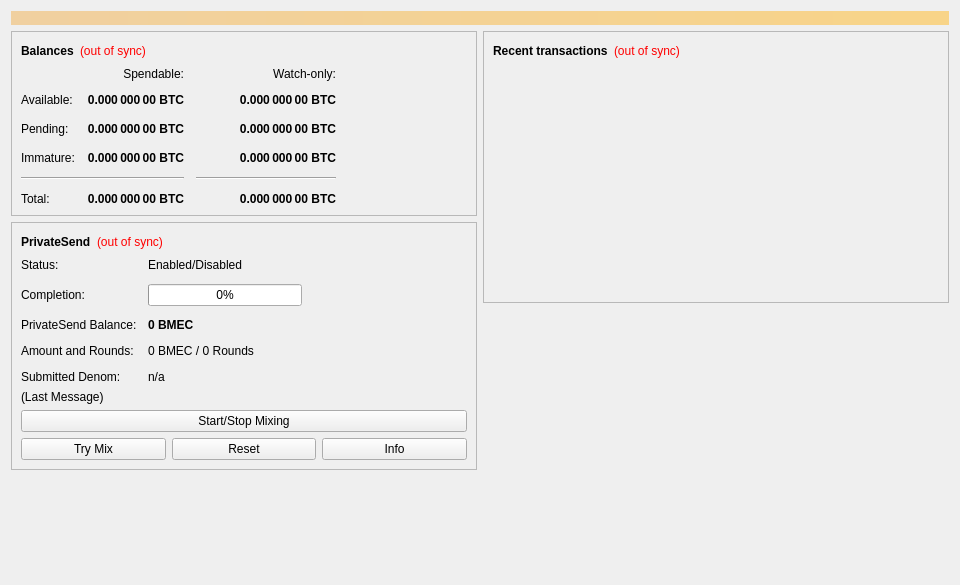
This is src/qt/forms/overviewpage.ui in tocacyy/BitmexCoin as Qt 5 draws it before an edit. The edited form follows.
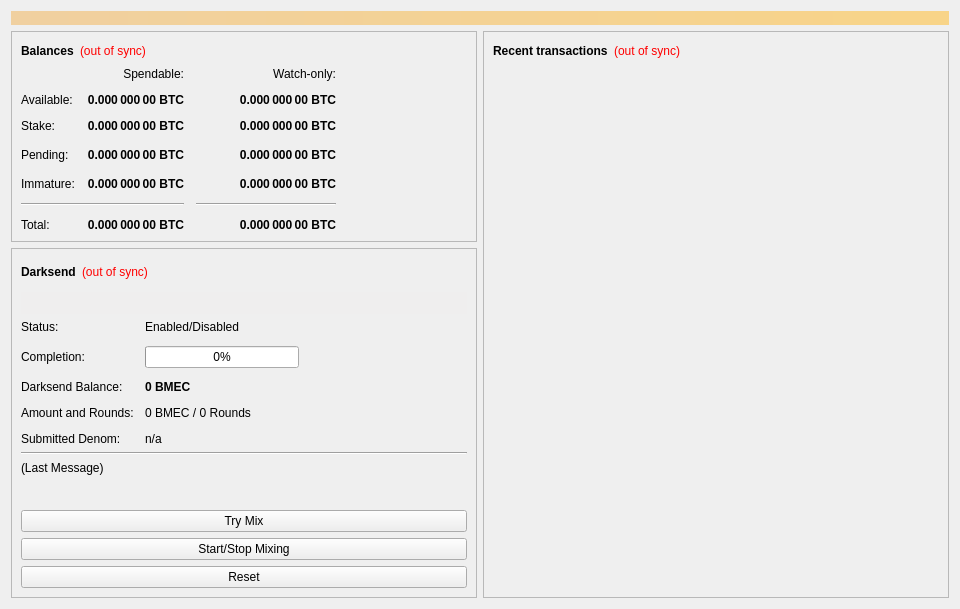
This is the edited form.

What changed in the file:
```diff
--- a/src/qt/forms/overviewpage.ui
+++ b/src/qt/forms/overviewpage.ui
@@ -7,7 +7,7 @@
     <x>0</x>
     <y>0</y>
     <width>960</width>
-    <height>585</height>
+    <height>594</height>
    </rect>
   </property>
   <property name="minimumSize">
@@ -100,7 +100,7 @@
             <property name="spacing">
              <number>12</number>
             </property>
-            <item row="2" column="2">
+            <item row="3" column="2">
              <widget class="QLabel" name="labelWatchPending">
               <property name="font">
                <font>
@@ -125,7 +125,7 @@
               </property>
              </widget>
             </item>
-            <item row="2" column="1">
+            <item row="3" column="1">
              <widget class="QLabel" name="labelUnconfirmed">
               <property name="font">
                <font>
@@ -150,7 +150,7 @@
               </property>
              </widget>
             </item>
-            <item row="3" column="2">
+            <item row="4" column="2">
              <widget class="QLabel" name="labelWatchImmature">
               <property name="font">
                <font>
@@ -175,14 +175,14 @@
               </property>
              </widget>
             </item>
-            <item row="4" column="0" colspan="2">
+            <item row="5" column="0" colspan="2">
              <widget class="Line" name="lineSpendableBalance">
               <property name="orientation">
                <enum>Qt::Horizontal</enum>
               </property>
              </widget>
             </item>
-            <item row="4" column="2">
+            <item row="5" column="2">
              <widget class="Line" name="lineWatchBalance">
               <property name="sizePolicy">
                <sizepolicy hsizetype="Preferred" vsizetype="Fixed">
@@ -201,14 +201,14 @@
               </property>
              </widget>
             </item>
-            <item row="5" column="0">
+            <item row="6" column="0">
              <widget class="QLabel" name="labelTotalText">
               <property name="text">
                <string>Total:</string>
               </property>
              </widget>
             </item>
-            <item row="3" column="1">
+            <item row="4" column="1">
              <widget class="QLabel" name="labelImmature">
               <property name="font">
                <font>
@@ -233,7 +233,7 @@
               </property>
              </widget>
             </item>
-            <item row="2" column="3">
+            <item row="3" column="3">
              <spacer name="horizontalSpacer_2">
               <property name="orientation">
                <enum>Qt::Horizontal</enum>
@@ -246,14 +246,14 @@
               </property>
              </spacer>
             </item>
-            <item row="3" column="0">
+            <item row="4" column="0">
              <widget class="QLabel" name="labelImmatureText">
               <property name="text">
                <string>Immature:</string>
               </property>
              </widget>
             </item>
-            <item row="5" column="1">
+            <item row="6" column="1">
              <widget class="QLabel" name="labelTotal">
               <property name="font">
                <font>
@@ -278,7 +278,7 @@
               </property>
              </widget>
             </item>
-            <item row="5" column="2">
+            <item row="6" column="2">
              <widget class="QLabel" name="labelWatchTotal">
               <property name="font">
                <font>
@@ -345,6 +345,63 @@
               </property>
              </widget>
             </item>
+            <item row="2" column="0">
+             <widget class="QLabel" name="label_10">
+              <property name="text">
+               <string>Stake:</string>
+              </property>
+             </widget>
+            </item>
+            <item row="2" column="1">
+             <widget class="QLabel" name="labelStake">
+              <property name="font">
+               <font>
+                <weight>75</weight>
+                <bold>true</bold>
+               </font>
+              </property>
+              <property name="cursor">
+               <cursorShape>IBeamCursor</cursorShape>
+              </property>
+              <property name="toolTip">
+               <string>Total of coins that was staked, and do not yet count toward the current balance</string>
+              </property>
+              <property name="text">
+               <string notr="true">0.000 000 00 BTC</string>
+              </property>
+              <property name="alignment">
+               <set>Qt::AlignRight|Qt::AlignTrailing|Qt::AlignVCenter</set>
+              </property>
+              <property name="textInteractionFlags">
+               <set>Qt::LinksAccessibleByMouse|Qt::TextSelectableByKeyboard|Qt::TextSelectableByMouse</set>
+              </property>
+             </widget>
+            </item>
+            <item row="2" column="2">
+             <widget class="QLabel" name="labelWatchStake">
+              <property name="font">
+               <font>
+                <weight>75</weight>
+                <bold>true</bold>
+               </font>
+              </property>
+              <property name="cursor">
+               <cursorShape>IBeamCursor</cursorShape>
+              </property>
+              <property name="toolTip">
+               <string>Total of coins that was staked in watch-only addresses, and do not yet count toward the current watch-only balance</string>
+              </property>
+              <property name="text">
+               <string notr="true">0.000 000 00 BTC</string>
+              </property>
+              <property name="alignment">
+               <set>Qt::AlignRight|Qt::AlignTrailing|Qt::AlignVCenter</set>
+              </property>
+              <property name="textInteractionFlags">
+               <set>Qt::LinksAccessibleByMouse|Qt::TextSelectableByKeyboard|Qt::TextSelectableByMouse</set>
+              </property>
+             </widget>
+            </item>
             <item row="1" column="2">
              <widget class="QLabel" name="labelWatchAvailable">
               <property name="font">
@@ -370,7 +427,7 @@
               </property>
              </widget>
             </item>
-            <item row="2" column="0">
+            <item row="3" column="0">
              <widget class="QLabel" name="labelPendingText">
               <property name="text">
                <string>Pending:</string>
@@ -393,7 +450,19 @@
         </widget>
        </item>
        <item>
-        <widget class="QFrame" name="framePrivateSend">
+        <widget class="QFrame" name="frameDarksend">
+         <property name="sizePolicy">
+          <sizepolicy hsizetype="Expanding" vsizetype="Expanding">
+           <horstretch>0</horstretch>
+           <verstretch>0</verstretch>
+          </sizepolicy>
+         </property>
+         <property name="minimumSize">
+          <size>
+           <width>0</width>
+           <height>350</height>
+          </size>
+         </property>
          <property name="layoutDirection">
           <enum>Qt::LeftToRight</enum>
          </property>
@@ -403,7 +472,7 @@
          <property name="frameShadow">
           <enum>QFrame::Raised</enum>
          </property>
-         <layout class="QVBoxLayout" name="VerticalLayout_PS1">
+         <layout class="QVBoxLayout" name="verticalLayout_5">
           <item>
            <layout class="QHBoxLayout" name="horizontalLayout_5">
             <item>
@@ -415,7 +484,7 @@
                </font>
               </property>
               <property name="text">
-               <string>PrivateSend</string>
+               <string>Darksend</string>
               </property>
              </widget>
             </item>
@@ -451,7 +520,438 @@
            </layout>
           </item>
           <item>
-           <layout class="QFormLayout" name="privateSendFormLayout">
+           <widget class="QPushButton" name="runAutoDenom">
+            <property name="palette">
+             <palette>
+              <active>
+               <colorrole role="WindowText">
+                <brush brushstyle="SolidPattern">
+                 <color alpha="255">
+                  <red>0</red>
+                  <green>0</green>
+                  <blue>0</blue>
+                 </color>
+                </brush>
+               </colorrole>
+               <colorrole role="Button">
+                <brush brushstyle="SolidPattern">
+                 <color alpha="255">
+                  <red>239</red>
+                  <green>238</green>
+                  <blue>238</blue>
+                 </color>
+                </brush>
+               </colorrole>
+               <colorrole role="Light">
+                <brush brushstyle="SolidPattern">
+                 <color alpha="255">
+                  <red>255</red>
+                  <green>255</green>
+                  <blue>255</blue>
+                 </color>
+                </brush>
+               </colorrole>
+               <colorrole role="Midlight">
+                <brush brushstyle="SolidPattern">
+                 <color alpha="255">
+                  <red>247</red>
+                  <green>246</green>
+                  <blue>246</blue>
+                 </color>
+                </brush>
+               </colorrole>
+               <colorrole role="Dark">
+                <brush brushstyle="SolidPattern">
+                 <color alpha="255">
+                  <red>119</red>
+                  <green>119</green>
+                  <blue>119</blue>
+                 </color>
+                </brush>
+               </colorrole>
+               <colorrole role="Mid">
+                <brush brushstyle="SolidPattern">
+                 <color alpha="255">
+                  <red>159</red>
+                  <green>159</green>
+                  <blue>159</blue>
+                 </color>
+                </brush>
+               </colorrole>
+               <colorrole role="Text">
+                <brush brushstyle="SolidPattern">
+                 <color alpha="255">
+                  <red>0</red>
+                  <green>0</green>
+                  <blue>0</blue>
+                 </color>
+                </brush>
+               </colorrole>
+               <colorrole role="BrightText">
+                <brush brushstyle="SolidPattern">
+                 <color alpha="255">
+                  <red>255</red>
+                  <green>255</green>
+                  <blue>255</blue>
+                 </color>
+                </brush>
+               </colorrole>
+               <colorrole role="ButtonText">
+                <brush brushstyle="SolidPattern">
+                 <color alpha="255">
+                  <red>0</red>
+                  <green>0</green>
+                  <blue>0</blue>
+                 </color>
+                </brush>
+               </colorrole>
+               <colorrole role="Base">
+                <brush brushstyle="SolidPattern">
+                 <color alpha="255">
+                  <red>255</red>
+                  <green>255</green>
+                  <blue>255</blue>
+                 </color>
+                </brush>
+               </colorrole>
+               <colorrole role="Window">
+                <brush brushstyle="SolidPattern">
+                 <color alpha="255">
+                  <red>239</red>
+                  <green>238</green>
+                  <blue>238</blue>
+                 </color>
+                </brush>
+               </colorrole>
+               <colorrole role="Shadow">
+                <brush brushstyle="SolidPattern">
+                 <color alpha="255">
+                  <red>0</red>
+                  <green>0</green>
+                  <blue>0</blue>
+                 </color>
+                </brush>
+               </colorrole>
+               <colorrole role="AlternateBase">
+                <brush brushstyle="SolidPattern">
+                 <color alpha="255">
+                  <red>247</red>
+                  <green>246</green>
+                  <blue>246</blue>
+                 </color>
+                </brush>
+               </colorrole>
+               <colorrole role="ToolTipBase">
+                <brush brushstyle="SolidPattern">
+                 <color alpha="255">
+                  <red>255</red>
+                  <green>255</green>
+                  <blue>220</blue>
+                 </color>
+                </brush>
+               </colorrole>
+               <colorrole role="ToolTipText">
+                <brush brushstyle="SolidPattern">
+                 <color alpha="255">
+                  <red>0</red>
+                  <green>0</green>
+                  <blue>0</blue>
+                 </color>
+                </brush>
+               </colorrole>
+              </active>
+              <inactive>
+               <colorrole role="WindowText">
+                <brush brushstyle="SolidPattern">
+                 <color alpha="255">
+                  <red>0</red>
+                  <green>0</green>
+                  <blue>0</blue>
+                 </color>
+                </brush>
+               </colorrole>
+               <colorrole role="Button">
+                <brush brushstyle="SolidPattern">
+                 <color alpha="255">
+                  <red>239</red>
+                  <green>238</green>
+                  <blue>238</blue>
+                 </color>
+                </brush>
+               </colorrole>
+               <colorrole role="Light">
+                <brush brushstyle="SolidPattern">
+                 <color alpha="255">
+                  <red>255</red>
+                  <green>255</green>
+                  <blue>255</blue>
+                 </color>
+                </brush>
+               </colorrole>
+               <colorrole role="Midlight">
+                <brush brushstyle="SolidPattern">
+                 <color alpha="255">
+                  <red>247</red>
+                  <green>246</green>
+                  <blue>246</blue>
+                 </color>
+                </brush>
+               </colorrole>
+               <colorrole role="Dark">
+                <brush brushstyle="SolidPattern">
+                 <color alpha="255">
+                  <red>119</red>
+                  <green>119</green>
+                  <blue>119</blue>
+                 </color>
+                </brush>
+               </colorrole>
+               <colorrole role="Mid">
+                <brush brushstyle="SolidPattern">
+                 <color alpha="255">
+                  <red>159</red>
+                  <green>159</green>
+                  <blue>159</blue>
+                 </color>
+                </brush>
+               </colorrole>
+               <colorrole role="Text">
+                <brush brushstyle="SolidPattern">
+                 <color alpha="255">
+                  <red>0</red>
+                  <green>0</green>
+                  <blue>0</blue>
+                 </color>
+                </brush>
+               </colorrole>
+               <colorrole role="BrightText">
+                <brush brushstyle="SolidPattern">
+                 <color alpha="255">
+                  <red>255</red>
+                  <green>255</green>
+                  <blue>255</blue>
+                 </color>
+                </brush>
+               </colorrole>
+               <colorrole role="ButtonText">
+                <brush brushstyle="SolidPattern">
+                 <color alpha="255">
+                  <red>0</red>
+                  <green>0</green>
+                  <blue>0</blue>
+                 </color>
+                </brush>
+               </colorrole>
+               <colorrole role="Base">
+                <brush brushstyle="SolidPattern">
+                 <color alpha="255">
+                  <red>255</red>
+                  <green>255</green>
+                  <blue>255</blue>
+                 </color>
+                </brush>
+               </colorrole>
+               <colorrole role="Window">
+                <brush brushstyle="SolidPattern">
+                 <color alpha="255">
+                  <red>239</red>
+                  <green>238</green>
+                  <blue>238</blue>
+                 </color>
+                </brush>
+               </colorrole>
+               <colorrole role="Shadow">
+                <brush brushstyle="SolidPattern">
+                 <color alpha="255">
+                  <red>0</red>
+                  <green>0</green>
+                  <blue>0</blue>
+                 </color>
+                </brush>
+               </colorrole>
+               <colorrole role="AlternateBase">
+                <brush brushstyle="SolidPattern">
+                 <color alpha="255">
+                  <red>247</red>
+                  <green>246</green>
+                  <blue>246</blue>
+                 </color>
+                </brush>
+               </colorrole>
+               <colorrole role="ToolTipBase">
+                <brush brushstyle="SolidPattern">
+                 <color alpha="255">
+                  <red>255</red>
+                  <green>255</green>
+                  <blue>220</blue>
+                 </color>
+                </brush>
+               </colorrole>
+               <colorrole role="ToolTipText">
+                <brush brushstyle="SolidPattern">
+                 <color alpha="255">
+                  <red>0</red>
+                  <green>0</green>
+                  <blue>0</blue>
+                 </color>
+                </brush>
+               </colorrole>
+              </inactive>
+              <disabled>
+               <colorrole role="WindowText">
+                <brush brushstyle="SolidPattern">
+                 <color alpha="255">
+                  <red>119</red>
+                  <green>119</green>
+                  <blue>119</blue>
+                 </color>
+                </brush>
+               </colorrole>
+               <colorrole role="Button">
+                <brush brushstyle="SolidPattern">
+                 <color alpha="255">
+                  <red>239</red>
+                  <green>238</green>
+                  <blue>238</blue>
+                 </color>
+                </brush>
+               </colorrole>
+               <colorrole role="Light">
+                <brush brushstyle="SolidPattern">
+                 <color alpha="255">
+                  <red>255</red>
+                  <green>255</green>
+                  <blue>255</blue>
+                 </color>
+                </brush>
+               </colorrole>
+               <colorrole role="Midlight">
+                <brush brushstyle="SolidPattern">
+                 <color alpha="255">
+                  <red>247</red>
+                  <green>246</green>
+                  <blue>246</blue>
+                 </color>
+                </brush>
+               </colorrole>
+               <colorrole role="Dark">
+                <brush brushstyle="SolidPattern">
+                 <color alpha="255">
+                  <red>119</red>
+                  <green>119</green>
+                  <blue>119</blue>
+                 </color>
+                </brush>
+               </colorrole>
+               <colorrole role="Mid">
+                <brush brushstyle="SolidPattern">
+                 <color alpha="255">
+                  <red>159</red>
+                  <green>159</green>
+                  <blue>159</blue>
+                 </color>
+                </brush>
+               </colorrole>
+               <colorrole role="Text">
+                <brush brushstyle="SolidPattern">
+                 <color alpha="255">
+                  <red>119</red>
+                  <green>119</green>
+                  <blue>119</blue>
+                 </color>
+                </brush>
+               </colorrole>
+               <colorrole role="BrightText">
+                <brush brushstyle="SolidPattern">
+                 <color alpha="255">
+                  <red>255</red>
+                  <green>255</green>
+                  <blue>255</blue>
+                 </color>
+                </brush>
+               </colorrole>
+               <colorrole role="ButtonText">
+                <brush brushstyle="SolidPattern">
+                 <color alpha="255">
+                  <red>119</red>
+                  <green>119</green>
+                  <blue>119</blue>
+                 </color>
+                </brush>
+               </colorrole>
+               <colorrole role="Base">
+                <brush brushstyle="SolidPattern">
+                 <color alpha="255">
+                  <red>239</red>
+                  <green>238</green>
+                  <blue>238</blue>
+                 </color>
+                </brush>
+               </colorrole>
+               <colorrole role="Window">
+                <brush brushstyle="SolidPattern">
+                 <color alpha="255">
+                  <red>239</red>
+                  <green>238</green>
+                  <blue>238</blue>
+                 </color>
+                </brush>
+               </colorrole>
+               <colorrole role="Shadow">
+                <brush brushstyle="SolidPattern">
+                 <color alpha="255">
+                  <red>0</red>
+                  <green>0</green>
+                  <blue>0</blue>
+                 </color>
+                </brush>
+               </colorrole>
+               <colorrole role="AlternateBase">
+                <brush brushstyle="SolidPattern">
+                 <color alpha="255">
+                  <red>239</red>
+                  <green>238</green>
+                  <blue>238</blue>
+                 </color>
+                </brush>
+               </colorrole>
+               <colorrole role="ToolTipBase">
+                <brush brushstyle="SolidPattern">
+                 <color alpha="255">
+                  <red>255</red>
+                  <green>255</green>
+                  <blue>220</blue>
+                 </color>
+                </brush>
+               </colorrole>
+               <colorrole role="ToolTipText">
+                <brush brushstyle="SolidPattern">
+                 <color alpha="255">
+                  <red>0</red>
+                  <green>0</green>
+                  <blue>0</blue>
+                 </color>
+                </brush>
+               </colorrole>
+              </disabled>
+             </palette>
+            </property>
+            <property name="focusPolicy">
+             <enum>Qt::NoFocus</enum>
+            </property>
+            <property name="autoFillBackground">
+             <bool>true</bool>
+            </property>
+            <property name="text">
+             <string/>
+            </property>
+            <property name="flat">
+             <bool>true</bool>
+            </property>
+           </widget>
+          </item>
+          <item>
+           <layout class="QFormLayout" name="formLayout">
             <property name="fieldGrowthPolicy">
              <enum>QFormLayout::AllNonFixedFieldsGrow</enum>
             </property>
@@ -462,28 +962,21 @@
              <number>12</number>
             </property>
             <item row="0" column="0">
-             <widget class="QLabel" name="labelPrivateSendEnabledText">
+             <widget class="QLabel" name="label_6">
               <property name="text">
                <string>Status:</string>
               </property>
              </widget>
             </item>
-            <item row="0" column="1">
-             <widget class="QLabel" name="labelPrivateSendEnabled">
-              <property name="text">
-               <string>Enabled/Disabled</string>
-              </property>
-             </widget>
-            </item>
             <item row="1" column="0">
-             <widget class="QLabel" name="labelCompletitionText">
+             <widget class="QLabel" name="label_7">
               <property name="text">
                <string>Completion:</string>
               </property>
              </widget>
             </item>
             <item row="1" column="1">
-             <widget class="QProgressBar" name="privateSendProgress">
+             <widget class="QProgressBar" name="darksendProgress">
               <property name="maximumSize">
                <size>
                 <width>154</width>
@@ -495,14 +988,14 @@
               </property>
              </widget>
             </item>
-            <item row="2" column="0">
+            <item row="3" column="0">
              <widget class="QLabel" name="labelAnonymizedText">
               <property name="text">
-               <string>PrivateSend Balance:</string>
+               <string>Darksend Balance:</string>
               </property>
              </widget>
             </item>
-            <item row="2" column="1">
+            <item row="3" column="1">
              <widget class="QLabel" name="labelAnonymized">
               <property name="font">
                <font>
@@ -515,28 +1008,28 @@
               </property>
              </widget>
             </item>
-            <item row="3" column="0">
-             <widget class="QLabel" name="labelAmountAndRoundsText">
+            <item row="4" column="0">
+             <widget class="QLabel" name="label_8">
               <property name="text">
                <string>Amount and Rounds:</string>
               </property>
              </widget>
             </item>
-            <item row="3" column="1">
+            <item row="4" column="1">
              <widget class="QLabel" name="labelAmountRounds">
               <property name="text">
                <string>0 BMEC / 0 Rounds</string>
               </property>
              </widget>
             </item>
-            <item row="4" column="0">
-             <widget class="QLabel" name="labelSubmittedDenomText">
+            <item row="5" column="0">
+             <widget class="QLabel" name="label_9">
               <property name="text">
                <string>Submitted Denom:</string>
               </property>
              </widget>
             </item>
-            <item row="4" column="1">
+            <item row="5" column="1">
              <widget class="QLabel" name="labelSubmittedDenom">
               <property name="toolTip">
                <string>The denominations you submitted to the Masternode.&lt;br&gt;To mix, other users must submit the exact same denominations.</string>
@@ -546,93 +1039,89 @@
               </property>
              </widget>
             </item>
-           </layout>
-          </item>
-          <item>
-           <layout class="QVBoxLayout" name="VerticalLayout_PS">
-            <item>
-             <widget class="QLabel" name="labelPrivateSendLastMessage">
+            <item row="0" column="1">
+             <widget class="QLabel" name="darksendEnabled">
               <property name="text">
-               <string>(Last Message)</string>
+               <string>Enabled/Disabled</string>
               </property>
-              <property name="alignment">
-               <set>Qt::AlignLeading|Qt::AlignLeft|Qt::AlignTop</set>
-              </property>
-              <property name="wordWrap">
-               <bool>true</bool>
-              </property>
              </widget>
             </item>
-            <item>
-             <widget class="QPushButton" name="togglePrivateSend">
-              <property name="sizePolicy">
-               <sizepolicy hsizetype="MinimumExpanding" vsizetype="Fixed">
-                <horstretch>0</horstretch>
-                <verstretch>0</verstretch>
-               </sizepolicy>
-              </property>
-              <property name="text">
-               <string>Start/Stop Mixing</string>
-              </property>
-             </widget>
-            </item>
-            <item>
-             <layout class="QHBoxLayout" name="horizontalLayout_debugbuttons">
-              <item>
-               <widget class="QPushButton" name="privateSendAuto">
-                <property name="sizePolicy">
-                 <sizepolicy hsizetype="MinimumExpanding" vsizetype="Fixed">
-                  <horstretch>0</horstretch>
-                  <verstretch>0</verstretch>
-                 </sizepolicy>
-                </property>
-                <property name="toolTip">
-                 <string>Try to manually submit a PrivateSend request.</string>
-                </property>
-                <property name="text">
-                 <string>Try Mix</string>
-                </property>
-               </widget>
-              </item>
-              <item>
-               <widget class="QPushButton" name="privateSendReset">
-                <property name="sizePolicy">
-                 <sizepolicy hsizetype="MinimumExpanding" vsizetype="Fixed">
-                  <horstretch>0</horstretch>
-                  <verstretch>0</verstretch>
-                 </sizepolicy>
-                </property>
-                <property name="toolTip">
-                 <string>Reset the current status of PrivateSend (can interrupt PrivateSend if it's in the process of Mixing, which can cost you money!)</string>
-                </property>
-                <property name="autoFillBackground">
-                 <bool>false</bool>
-                </property>
-                <property name="text">
-                 <string>Reset</string>
-                </property>
-               </widget>
-              </item>
-              <item>
-               <widget class="QPushButton" name="privateSendInfo">
-                <property name="sizePolicy">
-                 <sizepolicy hsizetype="MinimumExpanding" vsizetype="Fixed">
-                  <horstretch>0</horstretch>
-                  <verstretch>0</verstretch>
-                 </sizepolicy>
-                </property>
-                <property name="toolTip">
-                 <string>Information about PrivateSend and Mixing</string>
-                </property>
-                <property name="text">
-                 <string>Info</string>
-                </property>
-               </widget>
-              </item>
-             </layout>
-            </item>
            </layout>
           </item>
+          <item>
+           <widget class="Line" name="lineLastMessage">
+            <property name="orientation">
+             <enum>Qt::Horizontal</enum>
+            </property>
+           </widget>
+          </item>
+          <item>
+           <widget class="QLabel" name="darksendStatus">
+            <property name="minimumSize">
+             <size>
+              <width>288</width>
+              <height>43</height>
+             </size>
+            </property>
+            <property name="text">
+             <string>(Last Message)</string>
+            </property>
+            <property name="alignment">
+             <set>Qt::AlignLeading|Qt::AlignLeft|Qt::AlignTop</set>
+            </property>
+            <property name="wordWrap">
+             <bool>true</bool>
+            </property>
+           </widget>
+          </item>
+          <item>
+           <widget class="QPushButton" name="darksendAuto">
+            <property name="sizePolicy">
+             <sizepolicy hsizetype="MinimumExpanding" vsizetype="Fixed">
+              <horstretch>0</horstretch>
+              <verstretch>0</verstretch>
+             </sizepolicy>
+            </property>
+            <property name="toolTip">
+             <string>Try to manually submit a Darksend request.</string>
+            </property>
+            <property name="text">
+             <string>Try Mix</string>
+            </property>
+           </widget>
+          </item>
+          <item>
+           <widget class="QPushButton" name="toggleDarksend">
+            <property name="sizePolicy">
+             <sizepolicy hsizetype="MinimumExpanding" vsizetype="Fixed">
+              <horstretch>0</horstretch>
+              <verstretch>0</verstretch>
+             </sizepolicy>
+            </property>
+            <property name="text">
+             <string>Start/Stop Mixing</string>
+            </property>
+           </widget>
+          </item>
+          <item>
+           <widget class="QPushButton" name="darksendReset">
+            <property name="sizePolicy">
+             <sizepolicy hsizetype="MinimumExpanding" vsizetype="Fixed">
+              <horstretch>0</horstretch>
+              <verstretch>0</verstretch>
+             </sizepolicy>
+            </property>
+            <property name="toolTip">
+             <string>Reset the current status of Darksend (can interrupt Darksend if it's in the process of Mixing, which can cost you money!)</string>
+            </property>
+            <property name="autoFillBackground">
+             <bool>false</bool>
+            </property>
+            <property name="text">
+             <string>Reset</string>
+            </property>
+           </widget>
+          </item>
          </layout>
         </widget>
        </item>
@@ -689,7 +1178,7 @@
                <string notr="true">(out of sync)</string>
               </property>
               <property name="alignment">
-               <set>Qt::AlignLeading|Qt::AlignLeft|Qt::AlignVCenter</set>
+               <set>Qt::AlignRight|Qt::AlignTrailing|Qt::AlignVCenter</set>
               </property>
              </widget>
             </item>
@@ -730,19 +1219,6 @@
          </layout>
         </widget>
        </item>
-       <item>
-        <spacer name="verticalSpacer_2">
-         <property name="orientation">
-          <enum>Qt::Vertical</enum>
-         </property>
-         <property name="sizeHint" stdset="0">
-          <size>
-           <width>20</width>
-           <height>40</height>
-          </size>
-         </property>
-        </spacer>
-       </item>
       </layout>
      </item>
     </layout>
```
Left out of the diff: 16 changed lines with no effect on the pictures.
